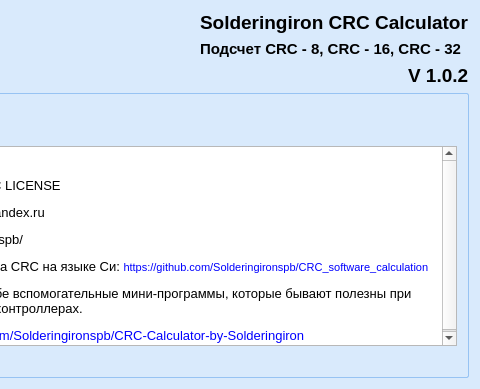
Solderingironspb/CRC-Calculator-by-Solderingiron, file about.ui: the form before one commit; both pictures show x 236 to 716 and y 0 to 389 of the 716 by 389 pixel window.
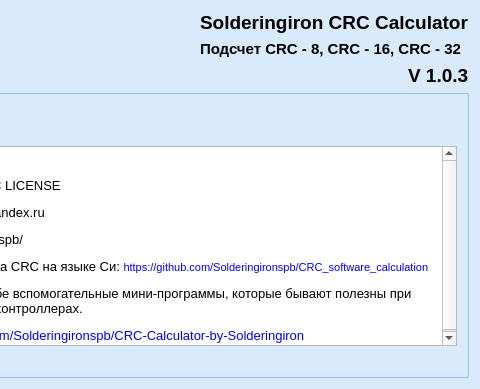
The form after the commit.

```diff
--- a/about.ui
+++ b/about.ui
@@ -133,7 +133,7 @@
             </font>
            </property>
            <property name="text">
-            <string>V 1.0.2</string>
+            <string>V 1.0.3</string>
            </property>
           </widget>
          </item>
```
